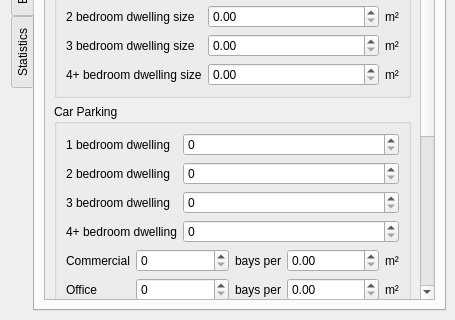
First picture: the form in qcity/ui/dockwidget_main.ui, repository north-road/QCity, before the edit; both pictures show x 0 to 455 and y 319 to 639 of the 455 by 639 pixel window.
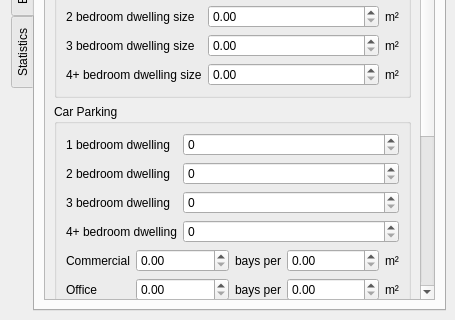
Second picture: the form after the edit. Custom widgets are drawn as their Qt base class.

Commit message:
Use doubles for car park counts
Fixes #4

The edit to the form file:
```diff
--- a/qcity/ui/dockwidget_main.ui
+++ b/qcity/ui/dockwidget_main.ui
@@ -295,12 +295,6 @@
                    </property>
                   </widget>
                  </item>
-                 <item row="0" column="1">
-                  <widget class="QgsSpinBox" name="car_parking_commercial_bays_count"/>
-                 </item>
-                 <item row="1" column="1">
-                  <widget class="QgsSpinBox" name="car_parking_office_bays_count"/>
-                 </item>
                  <item row="0" column="3">
                   <widget class="QgsDoubleSpinBox" name="car_parking_commercial_bays_area">
                    <property name="maximum">
@@ -322,6 +316,12 @@
                    </property>
                   </widget>
                  </item>
+                 <item row="0" column="1">
+                  <widget class="QgsDoubleSpinBox" name="car_parking_commercial_bays_count"/>
+                 </item>
+                 <item row="1" column="1">
+                  <widget class="QgsDoubleSpinBox" name="car_parking_office_bays_count"/>
+                 </item>
                 </layout>
                </item>
                <item row="3" column="0">
```
Left out of the diff: 12 changed lines with no effect on the pictures. The commit also changes 1 other file.
